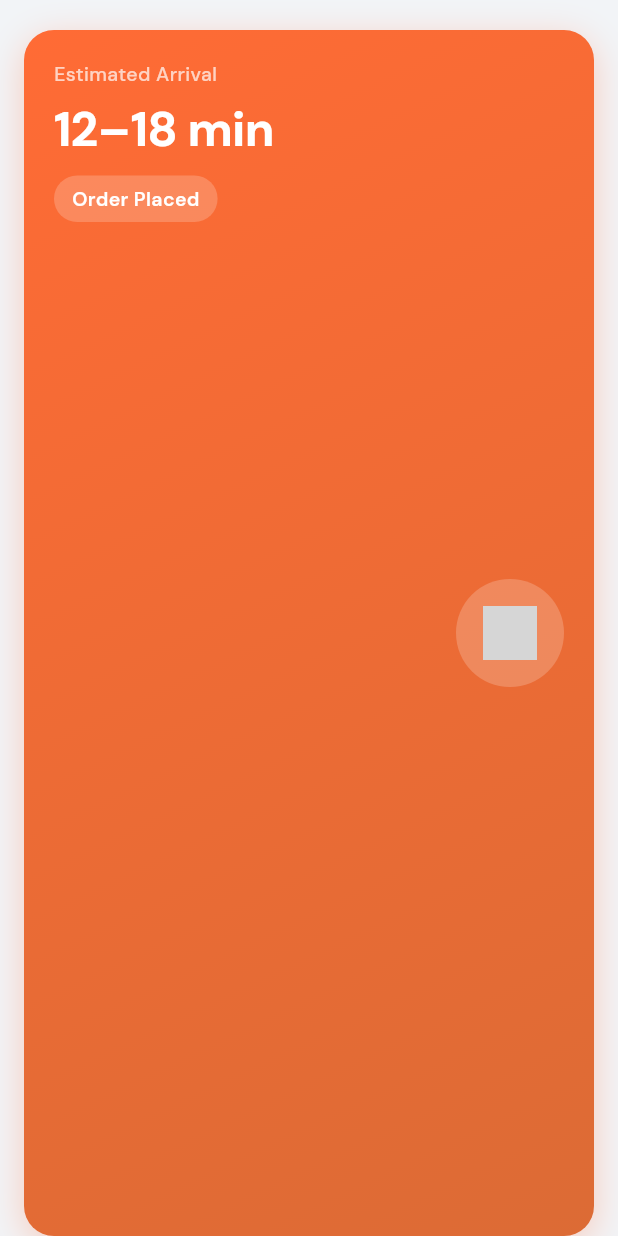
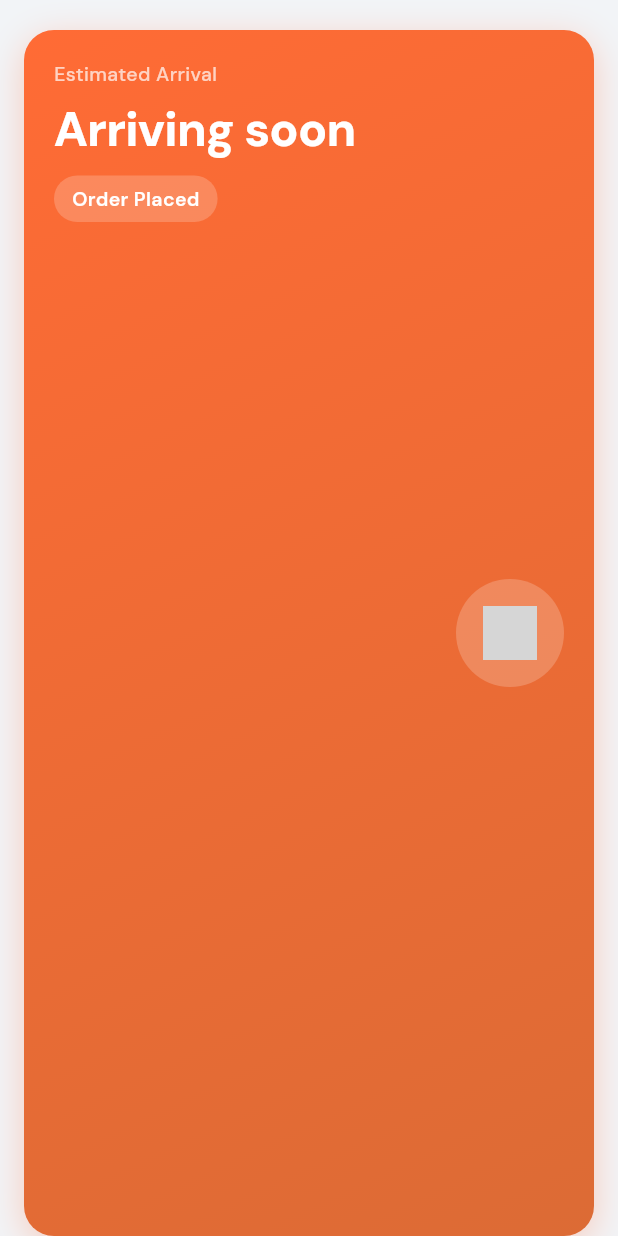
Before and after one commit to johndavidjeevaraj-design/rebesta-platform, a Flutter app: the EtaHeroWidget widget shown alone on an empty page, opened directly with empty values, on a phone screen of 412 x 824 dp. Run offline on Flutter 3.47's test engine with Material 3 defaults, Android fonts, the phone set to English and light mode, and no system bars; our stand-ins replace cached_network_image, connectivity_plus, dio, firebase_core, firebase_messaging, fl_chart and 12 more; missing offline and left inert: razorpay_flutter; accounts and stored records are empty; network calls fail; grey boxes are pictures that could not be loaded.

Commit message:
fix(customers): replace hardcoded ETA with live road-route minutes (#6)
The tracking hero showed a static '12-18 min' while the map
beside it plotted the rider's actual position - and the driver
card already displayed the real ETA. Now the hero shows:

- out for delivery: real minutes from the OpenRouteService
  road route ('12 min'), updated every tracking refresh
- <= 2 min away: 'Arriving now' with an 'Almost there!' label
- before pickup: 'Arriving soon' (no invented numbers)
- delivered: unchanged

EtaHeroWidget takes the existing tracking eta payload
{distance, duration, polyline}; both phone and tablet layouts
pass it through.

```diff
--- a/rebesta_customers/lib/presentation/order_tracking_screen/order_tracking_screen.dart
+++ b/rebesta_customers/lib/presentation/order_tracking_screen/order_tracking_screen.dart
@@ -900,6 +900,9 @@ class _OrderTrackingScreenState
                 _currentStep,
             pulseAnimation:
                 _pulseAnimation,
+            eta:
+                _tracking?['eta']
+                    as Map<String, dynamic>?,
           ),
         ),
 
@@ -1051,6 +1054,9 @@ SliverToBoxAdapter(
                       _currentStep,
                   pulseAnimation:
                       _pulseAnimation,
+                  eta:
+                      _tracking?['eta']
+                          as Map<String, dynamic>?,
                 ),
 
                 OrderStatusStepperWidget(
--- a/rebesta_customers/lib/presentation/order_tracking_screen/widgets/eta_hero_widget.dart
+++ b/rebesta_customers/lib/presentation/order_tracking_screen/widgets/eta_hero_widget.dart
@@ -6,9 +6,15 @@ class EtaHeroWidget extends StatelessWidget {
   final int currentStep;
   final Animation<double> pulseAnimation;
 
+  // Live road-route ETA from the backend (OpenRouteService):
+  // { distance: km, duration: minutes, polyline: [...] }
+
+  final Map<String, dynamic>? eta;
+
   const EtaHeroWidget({
     required this.currentStep,
     required this.pulseAnimation,
+    this.eta,
     super.key,
   });
 
@@ -23,9 +29,51 @@ class EtaHeroWidget extends StatelessWidget {
     return labels[currentStep.clamp(0, 4)];
   }
 
+  // ============================================================
+  // LIVE ETA
+  //
+  // Real minutes from the rider's actual road route, updated
+  // on every tracking refresh. Before pickup there is no road
+  // route yet, so we say "Arriving soon" instead of inventing
+  // a number.
+  // ============================================================
+
+  int? get _etaMinutes {
+    final duration = eta?['duration'];
+
+    return duration is num ? duration.toInt() : null;
+  }
+
+  bool get _isArrivingNow {
+    return currentStep == 3 &&
+        _etaMinutes != null &&
+        _etaMinutes! <= 2;
+  }
+
+  String get _heroLabel {
+    if (currentStep == 4) return '🎉 Order Delivered!';
+
+    if (_isArrivingNow) return 'Almost there!';
+
+    return 'Estimated Arrival';
+  }
+
   String get _etaText {
     if (currentStep == 4) return 'Delivered';
-    return '12–18 min';
+
+    if (currentStep == 3) {
+      final minutes = _etaMinutes;
+
+      if (minutes == null) return 'On the way';
+
+      if (minutes <= 2) return 'Arriving now';
+
+      return '$minutes min';
+    }
+
+    // Steps 0-2: no rider on the road yet - no fake numbers.
+
+    return 'Arriving soon';
   }
 
   @override
@@ -60,7 +108,7 @@ class EtaHeroWidget extends StatelessWidget {
               crossAxisAlignment: CrossAxisAlignment.start,
               children: [
                 Text(
-                  isDelivered ? '🎉 Order Delivered!' : 'Estimated Arrival',
+                  _heroLabel,
                   style: const TextStyle(
                     fontSize: 13,
                     fontWeight: FontWeight.w500,
```
